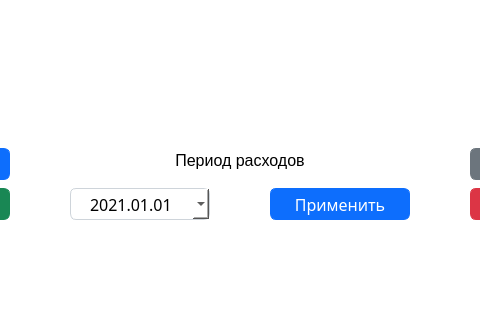
Above: MoneyKeeperClient/mainwindow.ui from inq1337/MoneyKeeperProject before the change; both pictures show x 160 to 640 and y 138 to 458 of the 800 by 600 pixel window. Below: the same form after it.
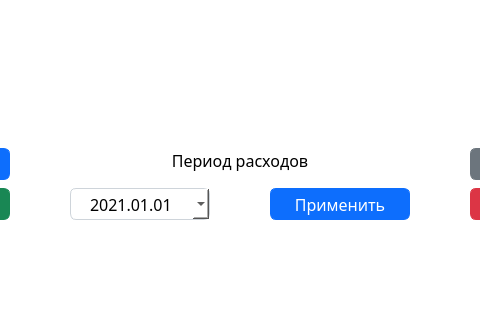
That is the form after the change. The open tabs and pages were chosen to show the change.

```diff
--- a/MoneyKeeperClient/mainwindow.ui
+++ b/MoneyKeeperClient/mainwindow.ui
@@ -1222,7 +1222,10 @@
         </property>
         <property name="font">
          <font>
+          <family>Trebuchet MS</family>
           <pointsize>12</pointsize>
+          <weight>50</weight>
+          <bold>false</bold>
          </font>
         </property>
         <property name="styleSheet">
```
Left out of the diff: 121 changed lines with no effect on the pictures.
